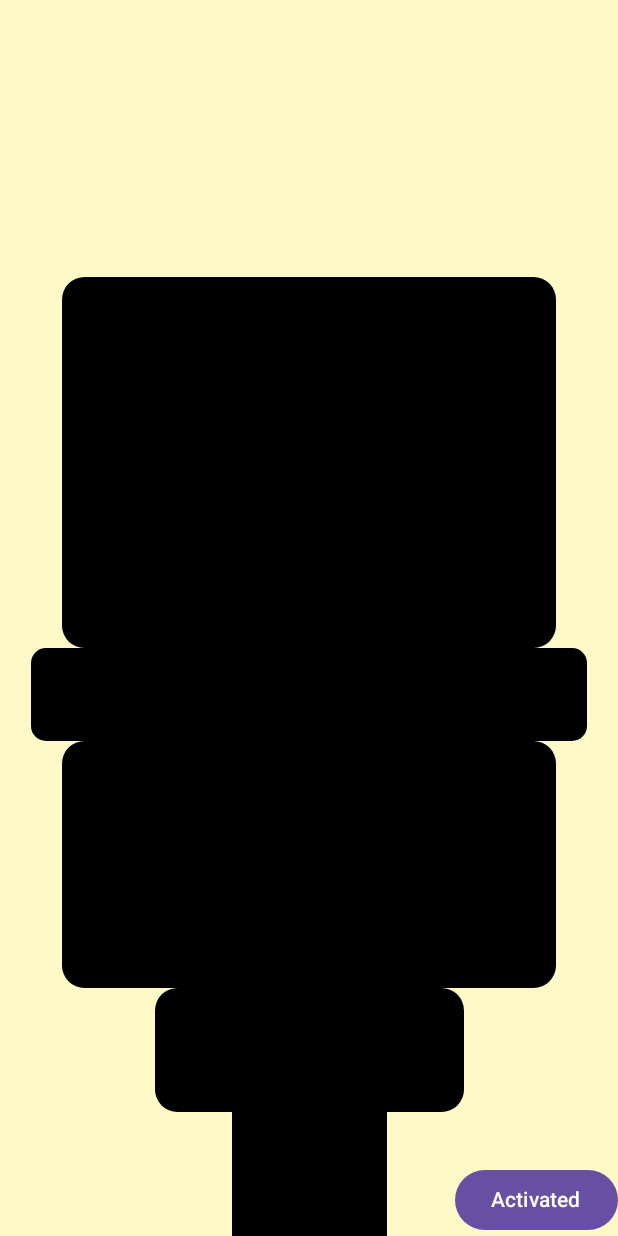
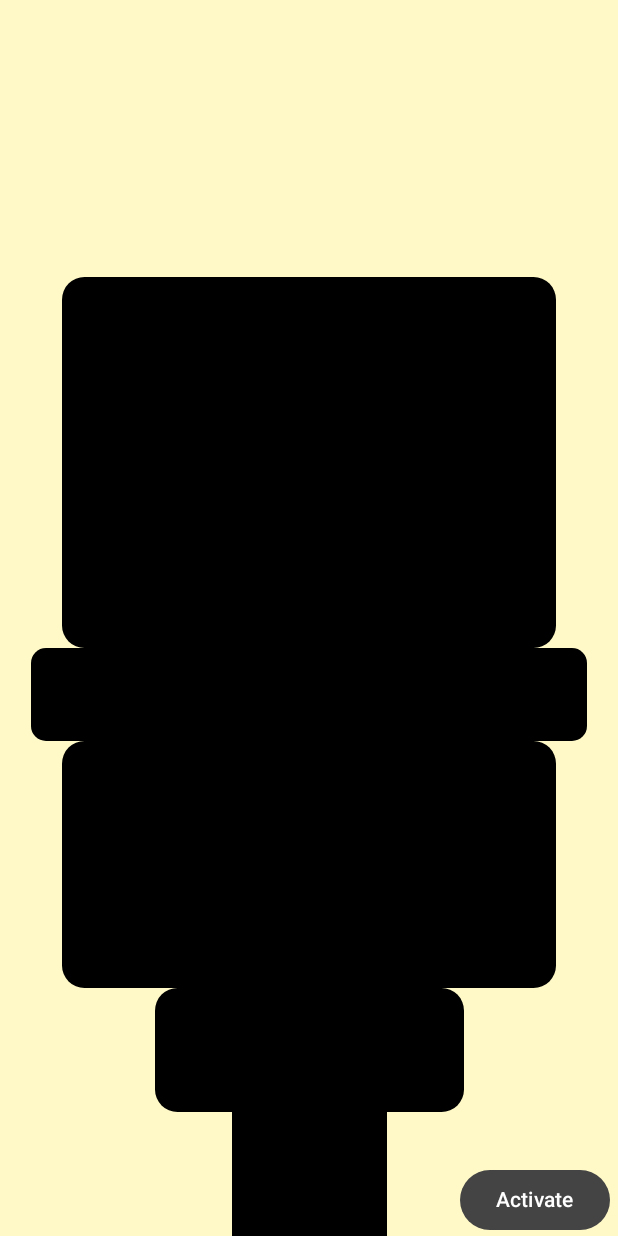
Before and after one commit to BrianGiannini/worms-attractor-android, an Android app built with Jetpack Compose: the screen it shows after launch (MainActivity), on a phone screen of 412 x 824 dp. Run offline under Robolectric (Android 15) with nearby library versions, the phone set to English and light mode, and no system bars.

Commit message:
change button text and style

```diff
--- a/app/src/main/java/dev/sangui/bigwormsattractor/view/SandWormScreen.kt
+++ b/app/src/main/java/dev/sangui/bigwormsattractor/view/SandWormScreen.kt
@@ -13,6 +13,7 @@ import androidx.compose.foundation.layout.padding
 import androidx.compose.foundation.layout.width
 import androidx.compose.foundation.shape.RoundedCornerShape
 import androidx.compose.material3.Button
+import androidx.compose.material3.ButtonDefaults
 import androidx.compose.material3.Text
 import androidx.compose.runtime.Composable
 import androidx.compose.runtime.collectAsState
@@ -31,6 +32,7 @@ private val sandWormViewModel: SandWormViewModel by inject(SandWormViewModel::cl
 fun SandWormScreen() {
     val isToggling by sandWormViewModel.isToggling.collectAsState()
     val toggleState by sandWormViewModel.toggleState.collectAsState()
+    val buttonText = if (isToggling) "Deactivate" else "Activate"
 
     BoxWithConstraints(
         Modifier.fillMaxHeight()
@@ -111,7 +113,12 @@ fun SandWormScreen() {
         modifier = Modifier.fillMaxSize()
     ) {
         Button(
-            modifier = Modifier.align(Alignment.BottomEnd),
+            modifier = Modifier
+                .align(Alignment.BottomEnd)
+                .padding(end = 5.dp),
+            colors = ButtonDefaults.buttonColors(
+                containerColor = Color.DarkGray
+            ),
             onClick = {
                 if (isToggling) {
                     sandWormViewModel.stopPeriodicThumperAnimation()
@@ -120,7 +127,7 @@ fun SandWormScreen() {
                 }
             },
         ) {
-            Text(text = "Activated")
+            Text(text = buttonText)
         }
     }
 
```
